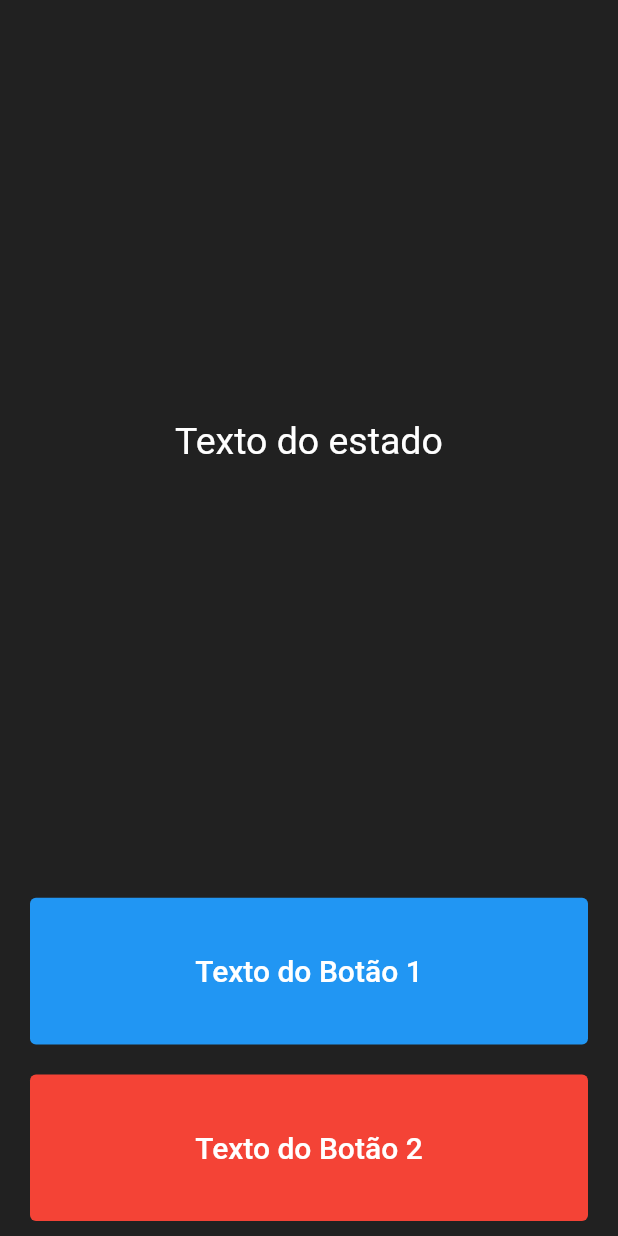
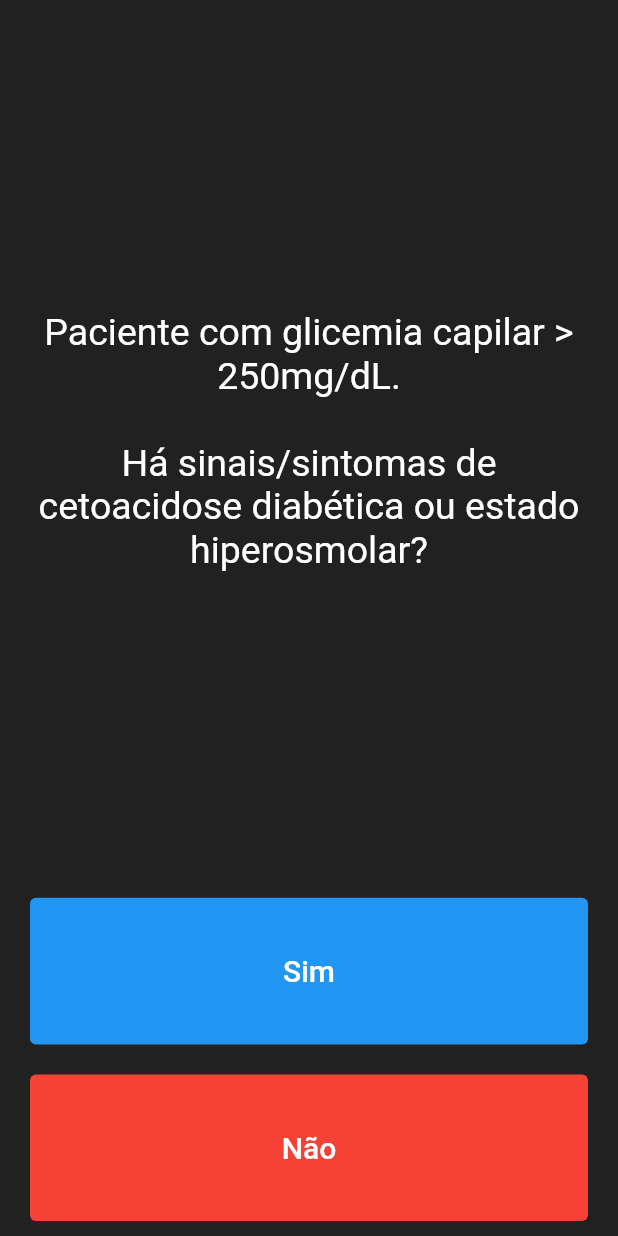
Before and after one commit to gustavolarsenn/quizPokemon, a Flutter app: the screen it shows after launch, on a phone screen of 412 x 824 dp. Run offline on Flutter 3.47's test engine with Material 2 defaults, Android fonts, the phone set to English and light mode, and no system bars; missing offline and left inert: dart:js_util.

Commit message:
Entrega N1 Dev Mobile

```diff
--- a/lib/main.dart
+++ b/lib/main.dart
@@ -1,3 +1,5 @@
+import 'dart:js_util';
+
 import 'state_machine.dart';
 import 'package:flutter/material.dart';
 
@@ -40,13 +42,13 @@ class _DiabetesHelperPageState extends State<DiabetesHelperPage> {
       mainAxisAlignment: MainAxisAlignment.spaceBetween,
       crossAxisAlignment: CrossAxisAlignment.stretch,
       children: [
-        const Expanded(
+        Expanded(
           flex: 5,
           child: Padding(
             padding: EdgeInsets.all(10.0),
             child: Center(
               child: Text(
-                'Texto do estado',
+                stateMachine.getStateText(), //'Texto do estado',
                 textAlign: TextAlign.center,
                 style: TextStyle(
                   fontSize: 25.0,
@@ -63,9 +65,13 @@ class _DiabetesHelperPageState extends State<DiabetesHelperPage> {
               style: TextButton.styleFrom(
                 backgroundColor: Colors.blue,
               ),
-              onPressed: () {},
-              child: const Text(
-                'Texto do Botão 1',
+              onPressed: () {
+                setState(() {
+                  stateMachine.checkChoice(true);
+                });
+              },
+              child: Text(
+                stateMachine.getChoice1(), //'Texto do Botão 1',
                 style: TextStyle(
                   color: Colors.white,
                   fontSize: 20.0,
@@ -77,16 +83,23 @@ class _DiabetesHelperPageState extends State<DiabetesHelperPage> {
         Expanded(
           child: Padding(
             padding: const EdgeInsets.all(10.0),
+            child: Visibility(
+              visible: stateMachine.getChoice2() != null,
               child: TextButton(
                 style: TextButton.styleFrom(
                   backgroundColor: Colors.red,
                 ),
-              onPressed: () {},
-              child: const Text(
-                'Texto do Botão 2',
+                onPressed: () {
+                  setState(() {
+                    stateMachine.checkChoice(false);
+                  });
+                },
+                child: Text(
+                  stateMachine.getChoice2() ?? "", //'Texto do Botão 2',
                   style: TextStyle(
                     color: Colors.white,
                     fontSize: 20.0,
+                  ),
                 ),
               ),
             ),
--- a/lib/state.dart
+++ b/lib/state.dart
@@ -1 +1,7 @@
-class State {}
+class State {
+  String text;
+  String choice1;
+  String? choice2;
+
+  State({required this.text, required this.choice1, this.choice2});
+}
--- a/lib/state_machine.dart
+++ b/lib/state_machine.dart
@@ -1,10 +1,12 @@
 import 'state.dart';
 
 class StateMachine {
+  int _step = 0;
+
   final List<State> _states = [
     State(
         text:
-            'Paciente com glicemia capilar > 250mg/dL. \n\nHá sinais/sintomas de cetoacidose diabética ou estado hiperosmolar?',
+            "Paciente com glicemia capilar > 250mg/dL. \n\nHá sinais/sintomas de cetoacidose diabética ou estado hiperosmolar?",
         choice1: 'Sim',
         choice2: 'Não'),
     State(
@@ -33,4 +35,102 @@ class StateMachine {
             'Tratar complicações agudas. Aumentar transitoriamente dose total de insulina até resolução do quadro.',
         choice1: 'Reiniciar'),
   ];
+
+  void nextStep(int listPos) {
+    _step = listPos;
+  }
+
+  String getStateText() {
+    return _states[_step].text;
+  }
+
+  String getChoice1() {
+    return _states[_step].choice1;
+  }
+
+  String? getChoice2() {
+    return _states[_step].choice2;
+  }
+
+  void reset() {
+    _step = 0;
+  }
+
+  void checkChoice(bool userChoice) {
+    if (_states[_step].choice1 == 'Reiniciar') {
+      reset();
+    } else {
+      getPath(userChoice);
+    }
+  }
+
+  void getPath(bool userChoice) {
+    if (_states[_step].text ==
+            "Paciente com glicemia capilar > 250mg/dL. \n\nHá sinais/sintomas de cetoacidose diabética ou estado hiperosmolar?" &&
+        userChoice) {
+      nextStep(_states.indexWhere(((state) =>
+          state.text ==
+          'Encaminhar para emergência imediatamente. Monitorar sinais vitais. Realizar hidratação EV com SF 0,9% enquanto aguarda o transporte')));
+      return;
+    }
+    if (_states[_step].text ==
+            "Paciente com glicemia capilar > 250mg/dL. \n\nHá sinais/sintomas de cetoacidose diabética ou estado hiperosmolar?" &&
+        !userChoice) {
+      nextStep(_states.indexWhere(((state) =>
+          state.text ==
+          'Há suspeita de doença intercorrente (excluindo emergências)?')));
+      return;
+    }
+
+    if (_states[_step].text ==
+            'Há suspeita de doença intercorrente (excluindo emergências)?' &&
+        userChoice) {
+      nextStep(_states.indexWhere(((state) =>
+          state.text ==
+          'Cetonúria disponível (Se indisponível, considerar negativa)?')));
+      return;
+    }
+    if (_states[_step].text ==
+            'Há suspeita de doença intercorrente (excluindo emergências)?' &&
+        !userChoice) {
+      nextStep(_states.indexWhere(((state) =>
+          state.text ==
+          'Provável descompensação crônica. Ajustar tratamento (considerar insulina). Solicitar controle de glicemia capilar. Orientar sinais de alarme e reavaliação breve')));
+      return;
+    }
+
+    if (_states[_step].text ==
+            'Cetonúria disponível (Se indisponível, considerar negativa)?' &&
+        userChoice) {
+      nextStep(_states.indexWhere(((state) =>
+          state.text ==
+          'Encaminhar para emergência imediatamente. Monitorar sinais vitais. Realizar hidratação EV com SF 0,9% enquanto aguarda o transporte')));
+      return;
+    }
+    if (_states[_step].text ==
+            'Cetonúria disponível (Se indisponível, considerar negativa)?' &&
+        !userChoice) {
+      nextStep(_states.indexWhere(((state) =>
+          state.text ==
+          'Aplicar insulina regular e reavaliar glicemia capilar em 2 horas.\n\nGlicemia abaixo de 250mg/dL?')));
+      return;
+    }
+
+    if (_states[_step].text ==
+            'Aplicar insulina regular e reavaliar glicemia capilar em 2 horas.\n\nGlicemia abaixo de 250mg/dL?' &&
+        userChoice) {
+      nextStep(_states.indexWhere(((state) =>
+          state.text ==
+          'Tratar complicações agudas. Aumentar transitoriamente dose total de insulina até resolução do quadro.')));
+      return;
+    }
+    if (_states[_step].text ==
+            'Aplicar insulina regular e reavaliar glicemia capilar em 2 horas.\n\nGlicemia abaixo de 250mg/dL?' &&
+        !userChoice) {
+      nextStep(_states.indexWhere(((state) =>
+          state.text ==
+          'Encaminhar para emergência imediatamente. Monitorar sinais vitais. Realizar hidratação EV com SF 0,9% enquanto aguarda o transporte')));
+      return;
+    }
+  }
 }
```
Also changed, not shown: pubspec.lock. Lines whose indentation alone changed are shown as unchanged.
